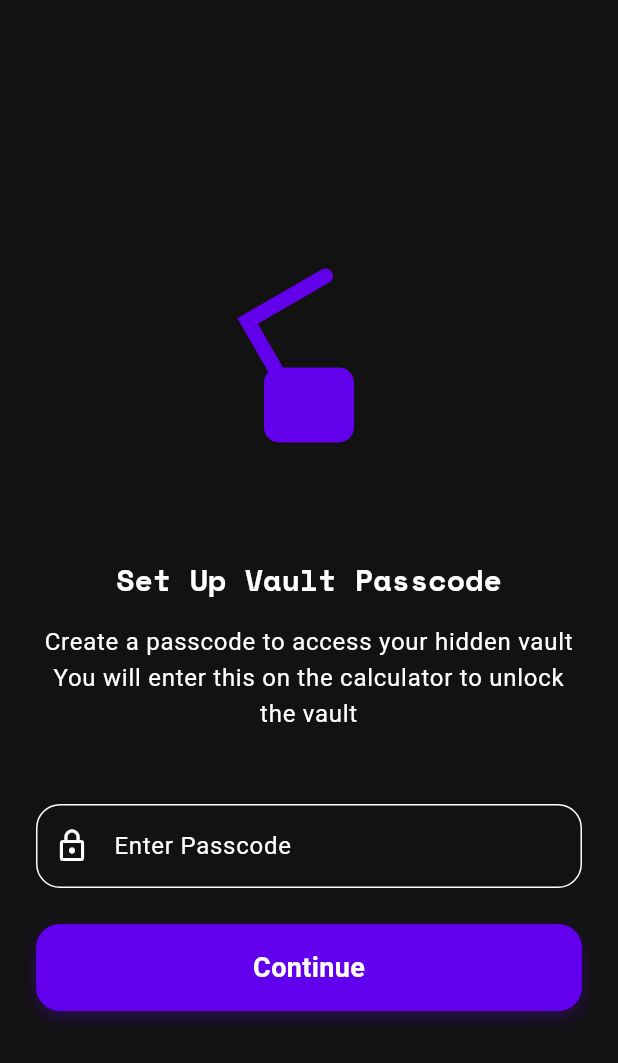
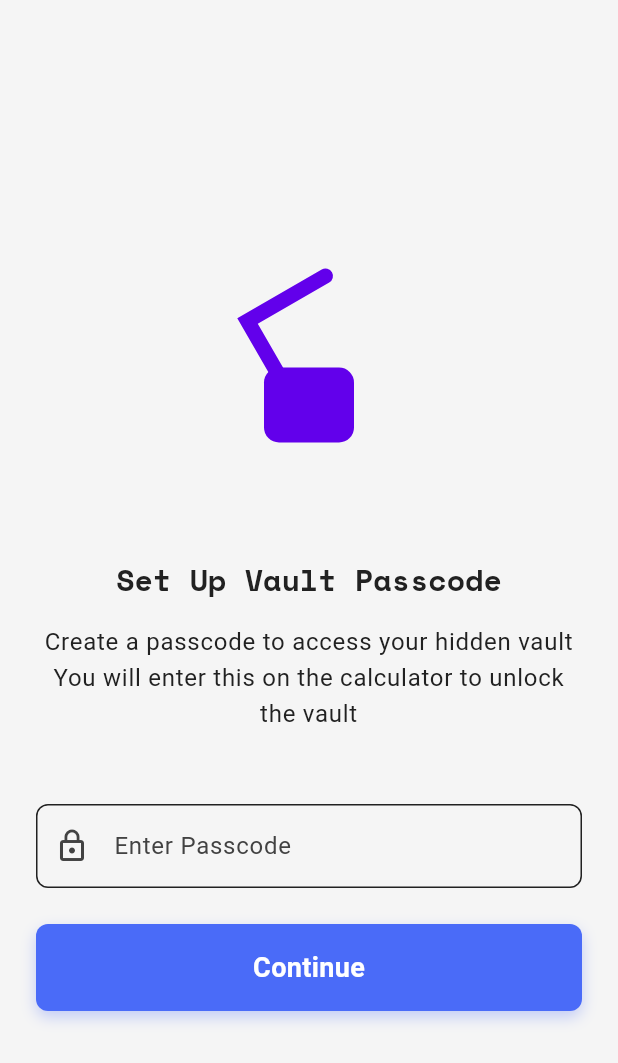
Before and after one commit to AmrikSingh1/hidden_calculator, a Flutter app: the screen it shows after launch, on a phone screen of 412 x 824 dp. Shown: the top 1063 px of the screen. Run offline on Flutter 3.47's test engine with Material 3 defaults, Android fonts, the phone set to English and light mode, and no system bars; our stand-ins replace flutter_secure_storage, google_fonts, local_auth, lottie, permission_handler, shared_preferences; missing offline and left inert: encrypt; statements that could not run were skipped.

Commit message:
Switch to light theme instead of dark theme

```diff
--- a/lib/constants/app_constants.dart
+++ b/lib/constants/app_constants.dart
@@ -1,27 +1,41 @@
 import 'package:flutter/material.dart';
 
 class AppColors {
-  // Primary colors
-  static const Color primary = Color(0xFF6200EE);
-  static const Color primaryVariant = Color(0xFF3700B3);
-  static const Color secondary = Color(0xFF03DAC6);
-  static const Color secondaryVariant = Color(0xFF018786);
+  // Primary and accent colors
+  static const primary = Color(0xFF4A6BF8);
+  static const primaryVariant = Color(0xFF3B5CEA);
+  static const secondary = Color(0xFF25CAFC);
+  static const secondaryVariant = Color(0xFF00A6D8);
+  static const error = Color(0xFFE53935);
+
+  // Text colors
+  static const onPrimary = Color(0xFFFFFFFF);
+  static const onSecondary = Color(0xFF000000);
+  static const onError = Color(0xFFFFFFFF);
+
+  // Dark theme colors
+  static const background = Color(0xFF121212);
+  static const surface = Color(0xFF1E1E1E);
+  static const onBackground = Color(0xFFF5F5F5);
+  static const onSurface = Color(0xFFE0E0E0);
+
+  // Light theme colors
+  static const lightBackground = Color(0xFFF5F5F5);
+  static const lightSurface = Color(0xFFFFFFFF);
+  static const lightOnBackground = Color(0xFF212121);
+  static const lightOnSurface = Color(0xFF424242);
 
   // Calculator colors
-  static const Color calculatorBackground = Color(0xFF121212);
-  static const Color operatorButton = Color(0xFFFFA000);
-  static const Color numberButton = Color(0xFF333333);
-  static const Color functionButton = Color(0xFF616161);
-
-  // Theme colors
-  static const Color background = Color(0xFF121212);
-  static const Color surface = Color(0xFF1E1E1E);
-  static const Color error = Color(0xFFCF6679);
-  static const Color onPrimary = Colors.white;
-  static const Color onSecondary = Colors.black;
-  static const Color onBackground = Colors.white;
-  static const Color onSurface = Colors.white;
-  static const Color onError = Colors.black;
+  static const calculatorBackground = Color(0xFF121212);
+  static const calculatorDisplay = Color(0xFF1E1E1E);
+  static const calculatorText = Color(0xFFF5F5F5);
+  static const calculatorOperator = Color(0xFF4A6BF8);
+  static const calculatorButton = Color(0xFF2A2A2A);
+  static const calculatorButtonText = Color(0xFFF5F5F5);
+  static const calculatorEqual = Color(0xFF4A6BF8);
+  static const calculatorEqualText = Color(0xFFFFFFFF);
+  static const calculatorClear = Color(0xFFE53935);
+  static const calculatorClearText = Color(0xFFFFFFFF);
 }
 
 class AppStrings {
@@ -51,10 +65,15 @@ class AppDimensions {
   static const double paddingSmall = 8.0;
   static const double paddingMedium = 16.0;
   static const double paddingLarge = 24.0;
+  static const double paddingXLarge = 32.0;
 
-  static const double borderRadiusSmall = 8.0;
-  static const double borderRadiusMedium = 16.0;
-  static const double borderRadiusLarge = 24.0;
+  static const double borderRadiusSmall = 4.0;
+  static const double borderRadiusMedium = 8.0;
+  static const double borderRadiusLarge = 16.0;
+
+  static const double iconSizeSmall = 16.0;
+  static const double iconSizeMedium = 24.0;
+  static const double iconSizeLarge = 32.0;
 
   static const double calculatorButtonSize = 70.0;
   static const double calculatorButtonPadding = 12.0;
--- a/lib/constants/app_theme.dart
+++ b/lib/constants/app_theme.dart
@@ -3,6 +3,106 @@ import 'package:google_fonts/google_fonts.dart';
 import 'package:hidden_calculator/constants/app_constants.dart';
 
 class AppTheme {
+  static ThemeData lightTheme() {
+    return ThemeData(
+      useMaterial3: true,
+      colorScheme: const ColorScheme.light(
+        primary: AppColors.primary,
+        primaryContainer: AppColors.primaryVariant,
+        secondary: AppColors.secondary,
+        secondaryContainer: AppColors.secondaryVariant,
+        surface: AppColors.lightSurface,
+        background: AppColors.lightBackground,
+        error: AppColors.error,
+        onPrimary: AppColors.onPrimary,
+        onSecondary: AppColors.onSecondary,
+        onSurface: AppColors.lightOnSurface,
+        onBackground: AppColors.lightOnBackground,
+        onError: AppColors.onError,
+        brightness: Brightness.light,
+      ),
+      scaffoldBackgroundColor: AppColors.lightBackground,
+      appBarTheme: AppBarTheme(
+        elevation: 0,
+        backgroundColor: AppColors.lightBackground,
+        titleTextStyle: GoogleFonts.spaceMono(
+          color: AppColors.lightOnBackground,
+          fontSize: 20,
+          fontWeight: FontWeight.bold,
+        ),
+        iconTheme: const IconThemeData(color: AppColors.lightOnBackground),
+      ),
+      textTheme: TextTheme(
+        displayLarge: GoogleFonts.spaceMono(
+          fontSize: 48,
+          fontWeight: FontWeight.bold,
+          color: AppColors.lightOnBackground,
+        ),
+        displayMedium: GoogleFonts.spaceMono(
+          fontSize: 36,
+          fontWeight: FontWeight.bold,
+          color: AppColors.lightOnBackground,
+        ),
+        displaySmall: GoogleFonts.spaceMono(
+          fontSize: 24,
+          fontWeight: FontWeight.bold,
+          color: AppColors.lightOnBackground,
+        ),
+        headlineMedium: GoogleFonts.spaceMono(
+          fontSize: 20,
+          fontWeight: FontWeight.bold,
+          color: AppColors.lightOnBackground,
+        ),
+        bodyLarge: GoogleFonts.roboto(
+          fontSize: 16,
+          color: AppColors.lightOnBackground,
+        ),
+        bodyMedium: GoogleFonts.roboto(
+          fontSize: 14,
+          color: AppColors.lightOnBackground,
+        ),
+        labelLarge: GoogleFonts.roboto(
+          fontSize: 14,
+          fontWeight: FontWeight.bold,
+          color: AppColors.onPrimary,
+        ),
+      ),
+      cardTheme: CardTheme(
+        color: AppColors.lightSurface,
+        elevation: 0,
+        shape: RoundedRectangleBorder(
+          borderRadius: BorderRadius.circular(AppDimensions.borderRadiusMedium),
+        ),
+      ),
+      elevatedButtonTheme: ElevatedButtonThemeData(
+        style: ElevatedButton.styleFrom(
+          foregroundColor: AppColors.onPrimary,
+          backgroundColor: AppColors.primary,
+          elevation: 0,
+          shape: RoundedRectangleBorder(
+            borderRadius: BorderRadius.circular(AppDimensions.borderRadiusMedium),
+          ),
+          padding: const EdgeInsets.symmetric(
+            horizontal: AppDimensions.paddingLarge,
+            vertical: AppDimensions.paddingMedium,
+          ),
+        ),
+      ),
+      iconTheme: const IconThemeData(
+        color: AppColors.lightOnBackground,
+        size: 24,
+      ),
+      bottomNavigationBarTheme: const BottomNavigationBarThemeData(
+        backgroundColor: AppColors.lightSurface,
+        selectedItemColor: AppColors.primary,
+        unselectedItemColor: AppColors.lightOnBackground,
+        showSelectedLabels: true,
+        showUnselectedLabels: true,
+        type: BottomNavigationBarType.fixed,
+      ),
+    );
+  }
+
   static ThemeData darkTheme() {
     return ThemeData(
       useMaterial3: true,
--- a/lib/main.dart
+++ b/lib/main.dart
@@ -34,7 +34,7 @@ class MyApp extends StatelessWidget {
   Widget build(BuildContext context) {
     return MaterialApp(
       title: 'Calculator',
-      theme: AppTheme.darkTheme(),
+      theme: AppTheme.lightTheme(),
       debugShowCheckedModeBanner: false,
       home: const MainScreen(),
     );
--- a/lib/widgets/calculator.dart
+++ b/lib/widgets/calculator.dart
@@ -223,8 +223,8 @@ class _CalculatorState extends State<Calculator> with SingleTickerProviderStateM
   Widget _buildButton(
     String text,
     VoidCallback onPressed, {
-    Color backgroundColor = AppColors.numberButton,
-    Color textColor = Colors.white,
+    Color backgroundColor = const Color(0xFFEEEEEE),
+    Color textColor = Colors.black,
     bool isWide = false,
   }) {
     return AnimatedBuilder(
@@ -248,9 +248,9 @@ class _CalculatorState extends State<Calculator> with SingleTickerProviderStateM
                 borderRadius: BorderRadius.circular(AppDimensions.borderRadiusMedium),
                 boxShadow: [
                   BoxShadow(
-                    color: backgroundColor.withOpacity(0.3),
-                    blurRadius: 8,
-                    offset: const Offset(0, 4),
+                    color: Colors.grey.withOpacity(0.2),
+                    blurRadius: 4,
+                    offset: const Offset(0, 2),
                   ),
                 ],
               ),
@@ -276,8 +276,15 @@ class _CalculatorState extends State<Calculator> with SingleTickerProviderStateM
     return Container(
       padding: const EdgeInsets.all(AppDimensions.paddingMedium),
       decoration: BoxDecoration(
-        color: AppColors.calculatorBackground,
+        color: Colors.white,
         borderRadius: BorderRadius.circular(AppDimensions.borderRadiusLarge),
+        boxShadow: [
+          BoxShadow(
+            color: Colors.grey.withOpacity(0.3),
+            blurRadius: 10,
+            spreadRadius: 1,
+          ),
+        ],
       ),
       child: Column(
         mainAxisAlignment: MainAxisAlignment.end,
@@ -288,13 +295,17 @@ class _CalculatorState extends State<Calculator> with SingleTickerProviderStateM
               horizontal: AppDimensions.paddingLarge,
               vertical: AppDimensions.paddingMedium,
             ),
+            decoration: BoxDecoration(
+              color: const Color(0xFFF5F5F5),
+              borderRadius: BorderRadius.circular(AppDimensions.borderRadiusMedium),
+            ),
             child: Column(
               crossAxisAlignment: CrossAxisAlignment.end,
               children: [
                 Text(
                   _result,
-                  style: TextStyle(
-                    color: Colors.white.withOpacity(0.7),
+                  style: const TextStyle(
+                    color: Color(0xFF757575),
                     fontSize: 24,
                   ),
                 ),
@@ -302,7 +313,7 @@ class _CalculatorState extends State<Calculator> with SingleTickerProviderStateM
                 Text(
                   _input,
                   style: const TextStyle(
-                    color: Colors.white,
+                    color: Colors.black,
                     fontSize: 48,
                     fontWeight: FontWeight.bold,
                   ),
@@ -317,22 +328,24 @@ class _CalculatorState extends State<Calculator> with SingleTickerProviderStateM
               _buildButton(
                 AppStrings.clear,
                 _clear,
-                backgroundColor: AppColors.functionButton,
+                backgroundColor: const Color(0xFFFF5252),
+                textColor: Colors.white,
               ),
               _buildButton(
                 AppStrings.plusMinus,
                 _toggleSign,
-                backgroundColor: AppColors.functionButton,
+                backgroundColor: const Color(0xFFE0E0E0),
               ),
               _buildButton(
                 AppStrings.percent,
                 _calculatePercentage,
-                backgroundColor: AppColors.functionButton,
+                backgroundColor: const Color(0xFFE0E0E0),
               ),
               _buildButton(
                 AppStrings.divide,
                 () => _setOperation(AppStrings.divide),
-                backgroundColor: AppColors.operatorButton,
+                backgroundColor: AppColors.primary,
+                textColor: Colors.white,
               ),
             ],
           ),
@@ -345,7 +358,8 @@ class _CalculatorState extends State<Calculator> with SingleTickerProviderStateM
               _buildButton(
                 AppStrings.multiply,
                 () => _setOperation(AppStrings.multiply),
-                backgroundColor: AppColors.operatorButton,
+                backgroundColor: AppColors.primary,
+                textColor: Colors.white,
               ),
             ],
           ),
@@ -358,7 +372,8 @@ class _CalculatorState extends State<Calculator> with SingleTickerProviderStateM
               _buildButton(
                 AppStrings.subtract,
                 () => _setOperation(AppStrings.subtract),
-                backgroundColor: AppColors.operatorButton,
+                backgroundColor: AppColors.primary,
+                textColor: Colors.white,
               ),
             ],
           ),
@@ -371,7 +386,8 @@ class _CalculatorState extends State<Calculator> with SingleTickerProviderStateM
               _buildButton(
                 AppStrings.add,
                 () => _setOperation(AppStrings.add),
-                backgroundColor: AppColors.operatorButton,
+                backgroundColor: AppColors.primary,
+                textColor: Colors.white,
               ),
             ],
           ),
@@ -390,7 +406,8 @@ class _CalculatorState extends State<Calculator> with SingleTickerProviderStateM
               _buildButton(
                 AppStrings.equals,
                 _calculateResult,
-                backgroundColor: AppColors.operatorButton,
+                backgroundColor: AppColors.primary,
+                textColor: Colors.white,
               ),
             ],
           ),
```
